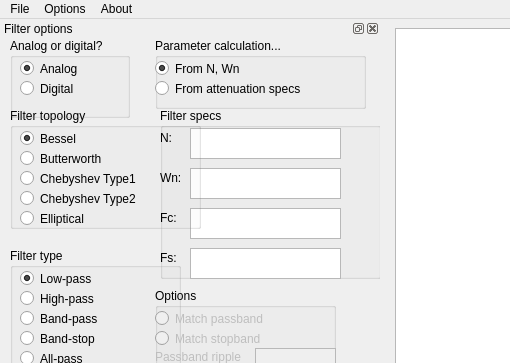
This is gui/pyfilter_main_window.ui in renanbirck/pyfilter as Qt 5 draws it before an edit; both pictures show x 0 to 510 and y 0 to 363 of the 1121 by 806 pixel window. The edited form follows.
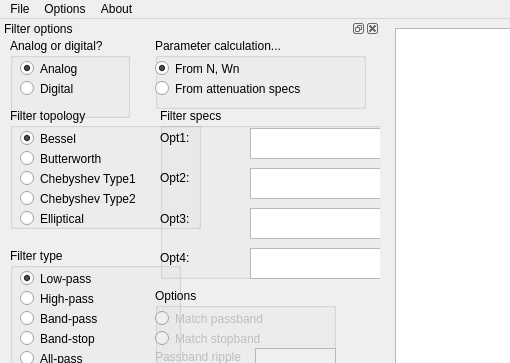
This is the edited form.

The edit to the form file:
```diff
--- a/gui/pyfilter_main_window.ui
+++ b/gui/pyfilter_main_window.ui
@@ -120,12 +120,12 @@
        <rect>
         <x>0</x>
         <y>20</y>
-        <width>56</width>
+        <width>71</width>
         <height>20</height>
        </rect>
       </property>
       <property name="text">
-       <string>N:</string>
+       <string>Opt1:</string>
       </property>
      </widget>
      <widget class="QLabel" name="label_opt2">
@@ -133,18 +133,18 @@
        <rect>
         <x>0</x>
         <y>60</y>
-        <width>56</width>
+        <width>71</width>
         <height>20</height>
        </rect>
       </property>
       <property name="text">
-       <string>Wn:</string>
+       <string>Opt2:</string>
       </property>
      </widget>
      <widget class="QPlainTextEdit" name="plainTextEdit_opt1">
       <property name="geometry">
        <rect>
-        <x>30</x>
+        <x>90</x>
         <y>20</y>
         <width>151</width>
         <height>31</height>
@@ -154,7 +154,7 @@
      <widget class="QPlainTextEdit" name="plainTextEdit_opt2">
       <property name="geometry">
        <rect>
-        <x>30</x>
+        <x>90</x>
         <y>60</y>
         <width>151</width>
         <height>31</height>
@@ -165,19 +165,19 @@
       <property name="geometry">
        <rect>
         <x>0</x>
-        <y>100</y>
-        <width>31</width>
-        <height>20</height>
+        <y>90</y>
+        <width>81</width>
+        <height>41</height>
        </rect>
       </property>
       <property name="text">
-       <string>Fc:</string>
+       <string>Opt3:</string>
       </property>
      </widget>
      <widget class="QPlainTextEdit" name="plainTextEdit_opt3">
       <property name="geometry">
        <rect>
-        <x>30</x>
+        <x>90</x>
         <y>100</y>
         <width>151</width>
         <height>31</height>
@@ -192,18 +192,18 @@
        <rect>
         <x>0</x>
         <y>140</y>
-        <width>31</width>
+        <width>71</width>
         <height>20</height>
        </rect>
       </property>
       <property name="text">
-       <string>Fs:</string>
+       <string>Opt4:</string>
       </property>
      </widget>
      <widget class="QPlainTextEdit" name="plainTextEdit_opt4">
       <property name="geometry">
        <rect>
-        <x>30</x>
+        <x>90</x>
         <y>140</y>
         <width>151</width>
         <height>31</height>
```
Left out of the diff: 2 changed lines with no effect on the pictures.
